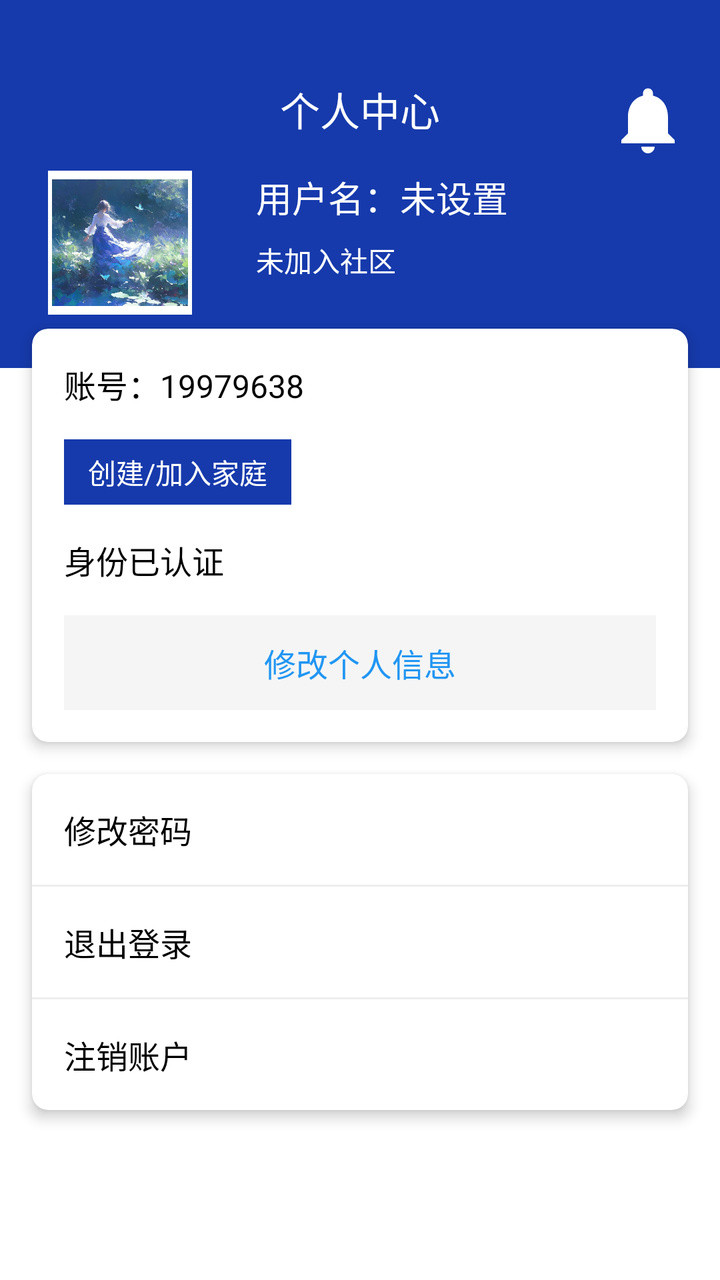
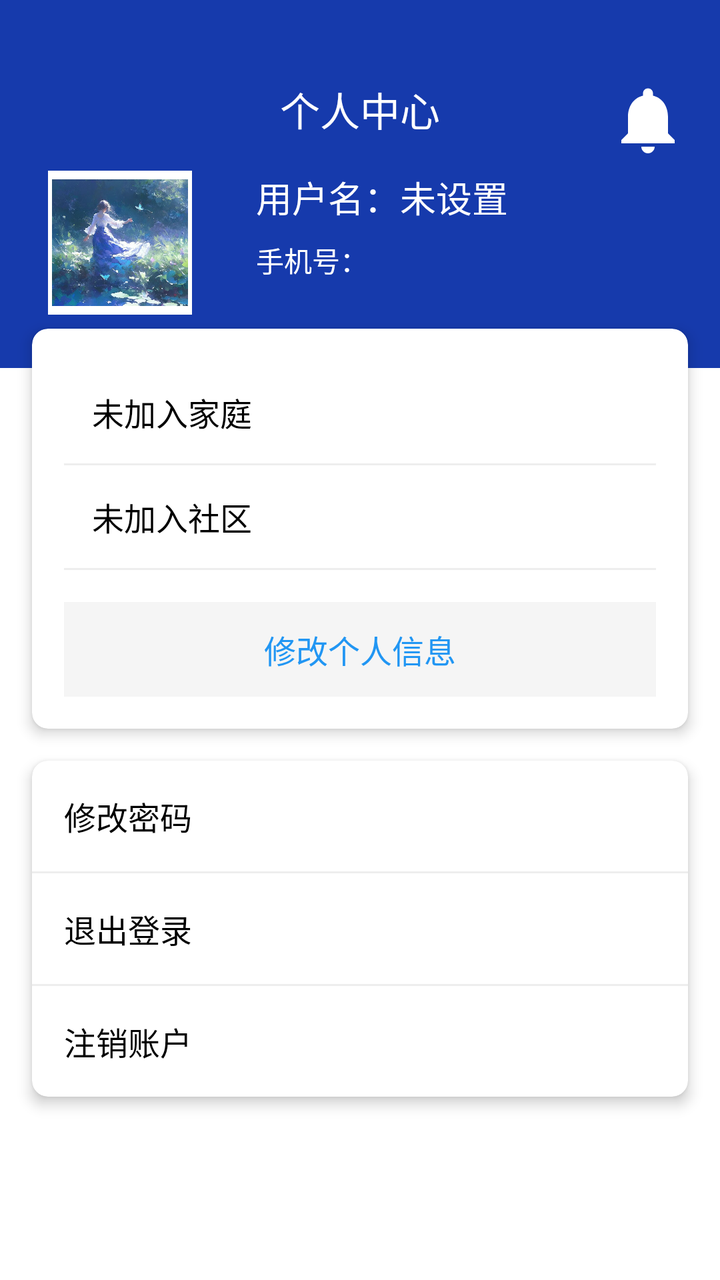

Two renders of the same Android screen: before a commit and after it. Below are the layout's source before the change and the commit's diff.
<!-- AndroidManifest.xml: application theme Theme.Shiwujie -->
<!-- res/layout/fragment_volunteer_profile.xml -->
<?xml version="1.0" encoding="utf-8"?>
<ScrollView xmlns:android="http://schemas.android.com/apk/res/android"
    xmlns:app="http://schemas.android.com/apk/res-auto"
    android:layout_width="match_parent"
    android:layout_height="match_parent"
    android:fillViewport="true">

    <androidx.constraintlayout.widget.ConstraintLayout
        android:layout_width="match_parent"
        android:layout_height="wrap_content">

        
        <View
            android:id="@+id/statusBarSpacer"
            android:layout_width="match_parent"
            android:layout_height="24dp"
             android:background="#163AAC"
            app:layout_constraintTop_toTopOf="parent" />

        
        <androidx.constraintlayout.widget.ConstraintLayout
            android:id="@+id/layoutUserInfo"
            android:layout_width="match_parent"
            android:layout_height="0dp"
            android:background="#163AAC"
            android:minHeight="200dp"
            app:layout_constraintHeight_percent="0.25"
            app:layout_constraintTop_toBottomOf="@id/statusBarSpacer">

            
            <TextView
                android:id="@+id/tvTitle"
                android:layout_width="wrap_content"
                android:layout_height="wrap_content"
                android:layout_marginTop="16dp"
                android:text="个人中心"
                android:textColor="@android:color/white"
                android:textSize="20sp"
                app:layout_constraintLeft_toLeftOf="parent"
                app:layout_constraintRight_toRightOf="parent"
                app:layout_constraintTop_toTopOf="parent" />

            
            <ImageView
                android:id="@+id/ivAvatar"
                android:layout_width="0dp"
                android:layout_height="0dp"
                android:layout_marginStart="24dp"
                android:layout_marginTop="16dp"
                android:layout_marginEnd="16dp"
                android:background="@android:color/white"
                android:padding="2dp"
                android:src="@drawable/touxiang"
                app:layout_constraintDimensionRatio="1:1"
                app:layout_constraintLeft_toLeftOf="parent"
                app:layout_constraintRight_toLeftOf="@id/userInfoContainer"
                app:layout_constraintTop_toBottomOf="@id/tvTitle"
                app:layout_constraintWidth_percent="0.2" />

            
            <LinearLayout
                android:id="@+id/userInfoContainer"
                android:layout_width="0dp"
                android:layout_height="wrap_content"
                android:layout_marginStart="16dp"
                android:layout_marginEnd="16dp"
                android:orientation="vertical"
                app:layout_constraintLeft_toRightOf="@id/ivAvatar"
                app:layout_constraintRight_toLeftOf="@id/ivBrainIcon"
                app:layout_constraintTop_toTopOf="@id/ivAvatar">

                
                <TextView
                    android:id="@+id/tvUsername"
                    android:layout_width="match_parent"
                    android:layout_height="wrap_content"
                    android:text="用户名：未设置"
                    android:textColor="@android:color/white"
                    android:textSize="18sp" />

                
                <TextView
                    android:id="@+id/tvCommunityStatus"
                    android:layout_width="match_parent"
                    android:layout_height="wrap_content"
                    android:layout_marginTop="8dp"
                    android:text="未加入社区"
                    android:textColor="@android:color/white"
                    android:textSize="14sp" />

            </LinearLayout>

            
            <ImageView
                android:id="@+id/ivBrainIcon"
                android:layout_width="40dp"
                android:layout_height="40dp"
                android:layout_margin="16dp"
                android:src="@drawable/ic_notifications_black_24dp"
                android:tint="@android:color/white"
                app:layout_constraintRight_toRightOf="parent"
                app:layout_constraintTop_toTopOf="parent" />

        </androidx.constraintlayout.widget.ConstraintLayout>

        
        <androidx.cardview.widget.CardView
            android:id="@+id/cardInfo"
            android:layout_width="match_parent"
            android:layout_height="wrap_content"
            android:layout_marginHorizontal="16dp"
            android:layout_marginTop="-20dp"
            app:cardCornerRadius="8dp"
            app:cardElevation="4dp"
            app:layout_constraintTop_toBottomOf="@id/layoutUserInfo">

            <LinearLayout
                android:layout_width="match_parent"
                android:layout_height="wrap_content"
                android:orientation="vertical"
                android:padding="16dp">

                
                <TextView
                    android:id="@+id/tvAccount"
                    android:layout_width="match_parent"
                    android:layout_height="wrap_content"
                    android:text="账号：19979638"
                    android:textColor="@android:color/black"
                    android:textSize="16sp" />

                
                <TextView
                    android:id="@+id/btnFamily"
                    android:layout_width="wrap_content"
                    android:layout_height="wrap_content"
                    android:layout_marginTop="16dp"
                    android:background="#163AAC"
                    android:paddingHorizontal="12dp"
                    android:paddingVertical="6dp"
                    android:text="创建/加入家庭"
                    android:textColor="@android:color/white"
                    android:textSize="14sp" />

                
                <TextView
                    android:id="@+id/tvAuthStatus"
                    android:layout_width="match_parent"
                    android:layout_height="wrap_content"
                    android:layout_marginTop="16dp"
                    android:text="身份已认证"
                    android:textColor="@android:color/black"
                    android:textSize="16sp" />

                
                <TextView
                    android:id="@+id/tvIdCard"
                    android:layout_width="match_parent"
                    android:layout_height="wrap_content"
                    android:layout_marginTop="8dp"
                    android:text=""
                    android:textColor="@android:color/black"
                    android:textSize="14sp"
                    android:visibility="gone" />

                
                <TextView
                    android:id="@+id/btnEditInfo"
                    android:layout_width="match_parent"
                    android:layout_height="wrap_content"
                    android:layout_marginTop="16dp"
                    android:background="#F5F5F5"
                    android:gravity="center"
                    android:padding="12dp"
                    android:text="修改个人信息"
                    android:textColor="#2196F3"
                    android:textSize="16sp" />

            </LinearLayout>

        </androidx.cardview.widget.CardView>

        
        <androidx.cardview.widget.CardView
            android:layout_width="match_parent"
            android:layout_height="wrap_content"
            android:layout_marginHorizontal="16dp"
            android:layout_marginTop="16dp"
            android:layout_marginBottom="16dp"
            app:cardCornerRadius="8dp"
            app:cardElevation="4dp"
            app:layout_constraintTop_toBottomOf="@id/cardInfo">

            <LinearLayout
                android:layout_width="match_parent"
                android:layout_height="wrap_content"
                android:orientation="vertical">

                
                <TextView
                    android:id="@+id/btnChangePassword"
                    android:layout_width="match_parent"
                    android:layout_height="wrap_content"
                    android:background="?android:attr/selectableItemBackground"
                    android:padding="16dp"
                    android:text="修改密码"
                    android:textColor="@android:color/black"
                    android:textSize="16sp" />

                <View
                    android:layout_width="match_parent"
                    android:layout_height="1dp"
                    android:background="#EEEEEE" />

                
                <TextView
                    android:id="@+id/btnLogout"
                    android:layout_width="match_parent"
                    android:layout_height="wrap_content"
                    android:background="?android:attr/selectableItemBackground"
                    android:padding="16dp"
                    android:text="退出登录"
                    android:textColor="@android:color/black"
                    android:textSize="16sp" />

                <View
                    android:layout_width="match_parent"
                    android:layout_height="1dp"
                    android:background="#EEEEEE" />

                
                <TextView
                    android:id="@+id/btnDeleteAccount"
                    android:layout_width="match_parent"
                    android:layout_height="wrap_content"
                    android:background="?android:attr/selectableItemBackground"
                    android:padding="16dp"
                    android:text="注销账户"
                    android:textColor="@android:color/black"
                    android:textSize="16sp" />

            </LinearLayout>

        </androidx.cardview.widget.CardView>

    </androidx.constraintlayout.widget.ConstraintLayout>

</ScrollView>
<!-- resources referenced by this layout -->
<resources>
  <!-- drawable ic_notifications_black_24dp (drawable) -->
  <vector xmlns:android="http://schemas.android.com/apk/res/android"
      android:width="24dp"
      android:height="24dp"
      android:viewportWidth="24.0"
      android:viewportHeight="24.0">
      <path
          android:fillColor="#FF000000"
          android:pathData="M12,22c1.1,0 2,-0.9 2,-2h-4c0,1.1 0.89,2 2,2zM18,16v-5c0,-3.07 -1.64,-5.64 -4.5,-6.32L13.5,4c0,-0.83 -0.67,-1.5 -1.5,-1.5s-1.5,0.67 -1.5,1.5v0.68C7.63,5.36 6,7.92 6,11v5l-2,2v1h16v-1l-2,-2z" />
  </vector>
  <!-- drawable touxiang: jpg bitmap (drawable, 80153 bytes) -->
  <style name="Theme.Shiwujie" parent="Theme.MaterialComponents.DayNight.NoActionBar">
          <item name="colorPrimary">@color/primary_blue</item>
          <item name="colorPrimaryVariant">@color/primary_blue</item>
          <item name="colorOnPrimary">@color/white</item>
          
          <item name="colorSecondary">@color/primary_blue</item>
          <item name="colorSecondaryVariant">@color/primary_blue</item>
          <item name="colorOnSecondary">@color/black</item>
          
          <item name="android:statusBarColor">?attr/colorPrimaryVariant</item>
      </style>
  <color name="primary_blue">#163AAC</color>
  <color name="white">#FFFFFFFF</color>
  <color name="black">#FF000000</color>
</resources>

<!-- the commit's change to res/layout/fragment_volunteer_profile.xml (unified diff, before → after) -->
@@ -80,11 +80,11 @@
 
                 
                 <TextView
-                    android:id="@+id/tvCommunityStatus"
+                    android:id="@+id/tvAccount"
                     android:layout_width="match_parent"
                     android:layout_height="wrap_content"
                     android:layout_marginTop="8dp"
-                    android:text="未加入社区"
+                    android:text="手机号："
                     android:textColor="@android:color/white"
                     android:textSize="14sp" />
 
@@ -122,42 +122,53 @@
 
                 
                 <TextView
-                    android:id="@+id/tvAccount"
-                    android:layout_width="match_parent"
-                    android:layout_height="wrap_content"
-                    android:text="账号：19979638"
-                    android:textColor="@android:color/black"
-                    android:textSize="16sp" />
-
-                
-                <TextView
                     android:id="@+id/btnFamily"
-                    android:layout_width="wrap_content"
-                    android:layout_height="wrap_content"
-                    android:layout_marginTop="16dp"
-                    android:background="#163AAC"
-                    android:paddingHorizontal="12dp"
-                    android:paddingVertical="6dp"
-                    android:text="创建/加入家庭"
-                    android:textColor="@android:color/white"
-                    android:textSize="14sp" />
+                    android:layout_width="match_parent"
+                    android:layout_height="wrap_content"
+                    android:background="?android:attr/selectableItemBackground"
+                    android:contentDescription="家庭状态，点按进入家庭页面"
+                    android:padding="14dp"
+                    android:text="未加入家庭"
+                    android:textColor="@android:color/black"
+                    android:textSize="16sp" />
+
+                <View
+                    android:layout_width="match_parent"
+                    android:layout_height="1dp"
+                    android:background="#EEEEEE" />
+
+                
+                <TextView
+                    android:id="@+id/tvCommunityStatus"
+                    android:layout_width="match_parent"
+                    android:layout_height="wrap_content"
+                    android:background="?android:attr/selectableItemBackground"
+                    android:contentDescription="社区状态，点按进入社区页面"
+                    android:padding="14dp"
+                    android:text="未加入社区"
+                    android:textColor="@android:color/black"
+                    android:textSize="16sp" />
+
+                <View
+                    android:layout_width="match_parent"
+                    android:layout_height="1dp"
+                    android:background="#EEEEEE" />
 
                 
                 <TextView
                     android:id="@+id/tvAuthStatus"
                     android:layout_width="match_parent"
                     android:layout_height="wrap_content"
-                    android:layout_marginTop="16dp"
                     android:text="身份已认证"
                     android:textColor="@android:color/black"
-                    android:textSize="16sp" />
+                    android:textSize="16sp"
+                    android:visibility="gone" />
 
                 
                 <TextView
                     android:id="@+id/tvIdCard"
                     android:layout_width="match_parent"
                     android:layout_height="wrap_content"
-                    android:layout_marginTop="8dp"
                     android:text=""
                     android:textColor="@android:color/black"
                     android:textSize="14sp"
